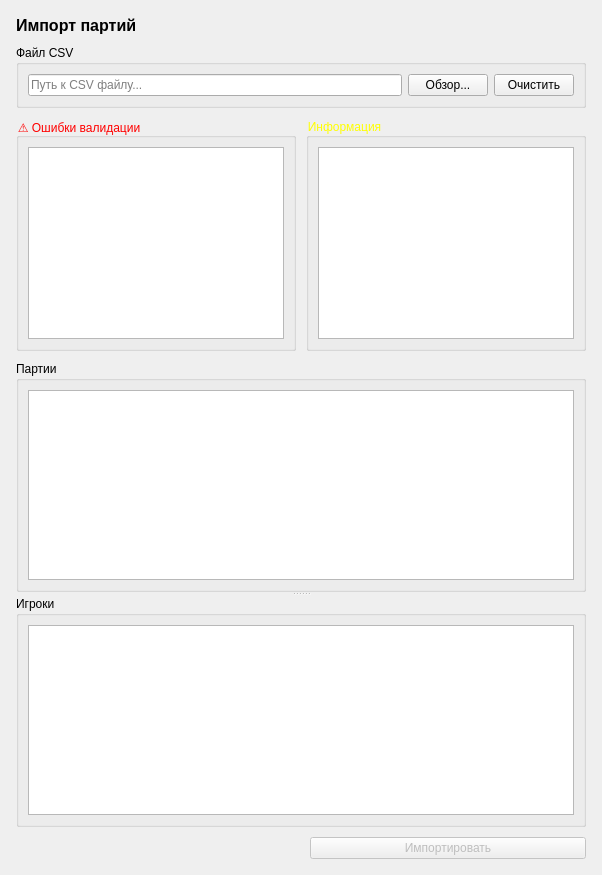
Before: the Qt Designer form DBConnect/src/ui/ImportGamesWidget.ui in MelonKO/BotC_Stats, drawn with Qt 5.
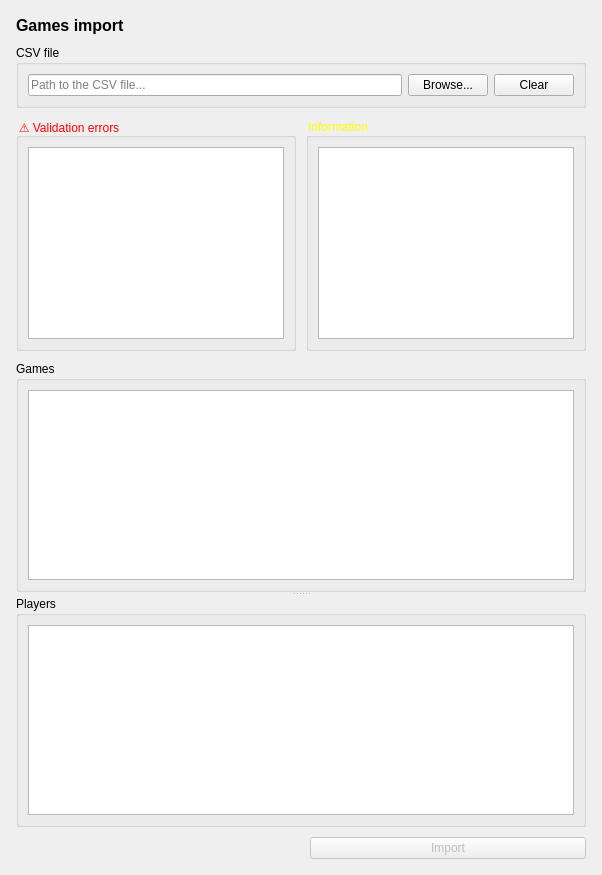
After: the same form once the commit is applied.

```diff
--- a/DBConnect/src/ui/ImportGamesWidget.ui
+++ b/DBConnect/src/ui/ImportGamesWidget.ui
@@ -17,7 +17,7 @@
             <item>
                 <widget class="QLabel">
                     <property name="text">
-                        <string>Импорт партий</string>
+                        <string>Games import</string>
                     </property>
                     <property name="styleSheet">
                         <string>font-size: 16px; font-weight: bold;</string>
@@ -28,7 +28,7 @@
             <item>
                 <widget class="QGroupBox">
                     <property name="title">
-                        <string>Файл CSV</string>
+                        <string>CSV file</string>
                     </property>
                     <layout class="QHBoxLayout">
                         <item>
@@ -37,14 +37,14 @@
                                     <bool>true</bool>
                                 </property>
                                 <property name="placeholderText">
-                                    <string>Путь к CSV файлу...</string>
+                                    <string>Path to the CSV file...</string>
                                 </property>
                             </widget>
                         </item>
                         <item>
                             <widget class="QPushButton" name="browseButton">
                                 <property name="text">
-                                    <string>Обзор...</string>
+                                    <string>Browse...</string>
                                 </property>
                                 <property name="maximumWidth">
                                     <number>90</number>
@@ -54,7 +54,7 @@
                         <item>
                             <widget class="QPushButton" name="clearButton">
                                 <property name="text">
-                                    <string>Очистить</string>
+                                    <string>Clear</string>
                                 </property>
                                 <property name="maximumWidth">
                                     <number>90</number>
@@ -70,7 +70,7 @@
                     <item>
                         <widget class="QGroupBox" name="errorsGroup">
                             <property name="title">
-                                <string>⚠ Ошибки валидации</string>
+                                <string>⚠ Validation errors</string>
                             </property>
                             <property name="styleSheet">
                                 <string>QGroupBox { color: red; }</string>
@@ -96,7 +96,7 @@
                     <item>
                         <widget class="QGroupBox" name="infoGroup">
                             <property name="title">
-                                <string>Информация</string>
+                                <string>Information</string>
                             </property>
                             <property name="styleSheet">
                                 <string>QGroupBox{color: yellow}</string>
@@ -131,7 +131,7 @@
                     <!-- Таблица партий -->
                     <widget class="QGroupBox" name="partiesGroupBox">
                         <property name="title">
-                            <string>Партии</string>
+                            <string>Games</string>
                         </property>
                         <layout class="QVBoxLayout">
                             <item>
@@ -158,7 +158,7 @@
                     <!-- Таблица игроков -->
                     <widget class="QGroupBox" name="playersGroupBox">
                         <property name="title">
-                            <string>Игроки</string>
+                            <string>Players</string>
                         </property>
                         <layout class="QVBoxLayout">
                             <item>
@@ -202,7 +202,7 @@
                     <item>
                         <widget class="QPushButton" name="importButton">
                             <property name="text">
-                                <string>Импортировать</string>
+                                <string>Import</string>
                             </property>
                             <property name="enabled">
                                 <bool>false</bool>
```
Left out of the diff: 24 changed lines with no effect on the pictures.
